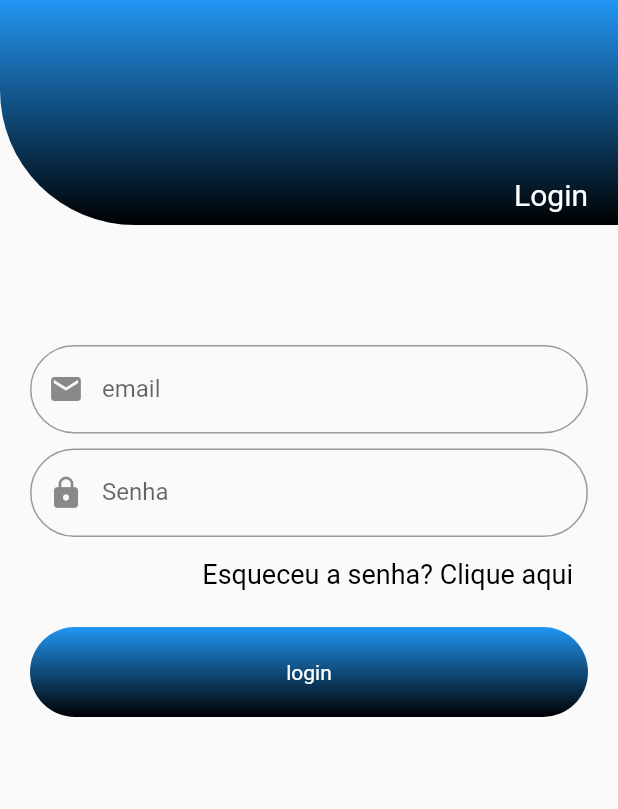
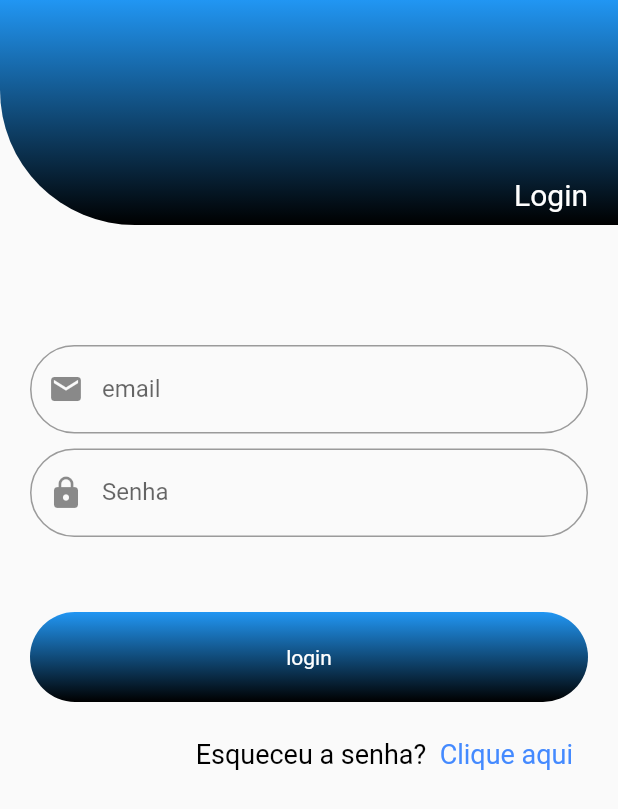
Before and after one commit to DevGomes78/Flutter-Autenticacao-Api, a Flutter app: the screen it shows after launch, on a phone screen of 412 x 824 dp. Shown: the top 809 px of the screen. Run offline on Flutter 3.47's test engine with Material 2 defaults, Android fonts, the light colour scheme and no system bars.

Commit message:
atualizado component

```diff
--- a/lib/components/container_widget.dart
+++ b/lib/components/container_widget.dart
@@ -12,6 +12,7 @@ class ContainerWidget extends StatelessWidget {
       decoration: const BoxDecoration(
         borderRadius: BorderRadius.only(
           bottomLeft: Radius.circular(90),
+
         ),
         gradient: LinearGradient(
           colors: [(Colors.blue), (Colors.black)],
--- a/lib/views/home_page.dart
+++ b/lib/views/home_page.dart
@@ -46,20 +46,8 @@ class HomePage extends StatelessWidget {
                 ],
               ),
             ),
-            const SizedBox(height: 10),
-            Padding(
-              padding: const EdgeInsets.symmetric(horizontal: 30),
-              child: Container(
-                alignment: Alignment.centerRight,
-                height: 30,
-                width: double.infinity,
-                child: const Text(
-                  'Esqueceu a senha? Clique aqui',
-                  style: TextStyle(fontSize: 18, color: Colors.black),
-                ),
-              ),
-            ),
-            const SizedBox(height: 20),
+
+            const SizedBox(height: 50),
             Padding(
               padding: const EdgeInsets.symmetric(horizontal: 20),
               child: InkWell(
@@ -75,7 +63,33 @@ class HomePage extends StatelessWidget {
                 ),
               ),
             ),
-
+            const SizedBox(height: 20),
+            Padding(
+              padding: const EdgeInsets.symmetric(horizontal: 30),
+              child: Container(
+                alignment: Alignment.centerRight,
+                height: 30,
+                width: double.infinity,
+                child: InkWell(
+                  onTap: (){},
+                  child: Row(
+                    mainAxisAlignment: MainAxisAlignment.end,
+                    children: const [
+                      Text(
+                        'Esqueceu a senha?  ',
+                        style: TextStyle(fontSize: 18,
+                            color: Colors.black),
+                      ),
+                      Text(
+                        'Clique aqui',
+                        style: TextStyle(fontSize: 18,
+                            color: Colors.blueAccent),
+                      ),
+                    ],
+                  ),
+                ),
+              ),
+            ),
           ],
         ),
       ),
--- a/lib/views/user_list.dart
+++ b/lib/views/user_list.dart
@@ -30,9 +30,7 @@ class _UserListState extends State<UserList> {
         title: const Text('Lista de Usuarios'),
         centerTitle: true,
       ),
-      body: Padding(
-        padding: const EdgeInsets.symmetric(horizontal: 10),
-        child: ListView.builder(
+      body: ListView.builder(
           itemCount: lista.length,
           itemBuilder: (context, index) {
             return Card(
@@ -52,7 +50,6 @@ class _UserListState extends State<UserList> {
               ),
             );
           }),
-      ),
     );
   }
 }
```
Lines whose indentation alone changed are shown as unchanged.
